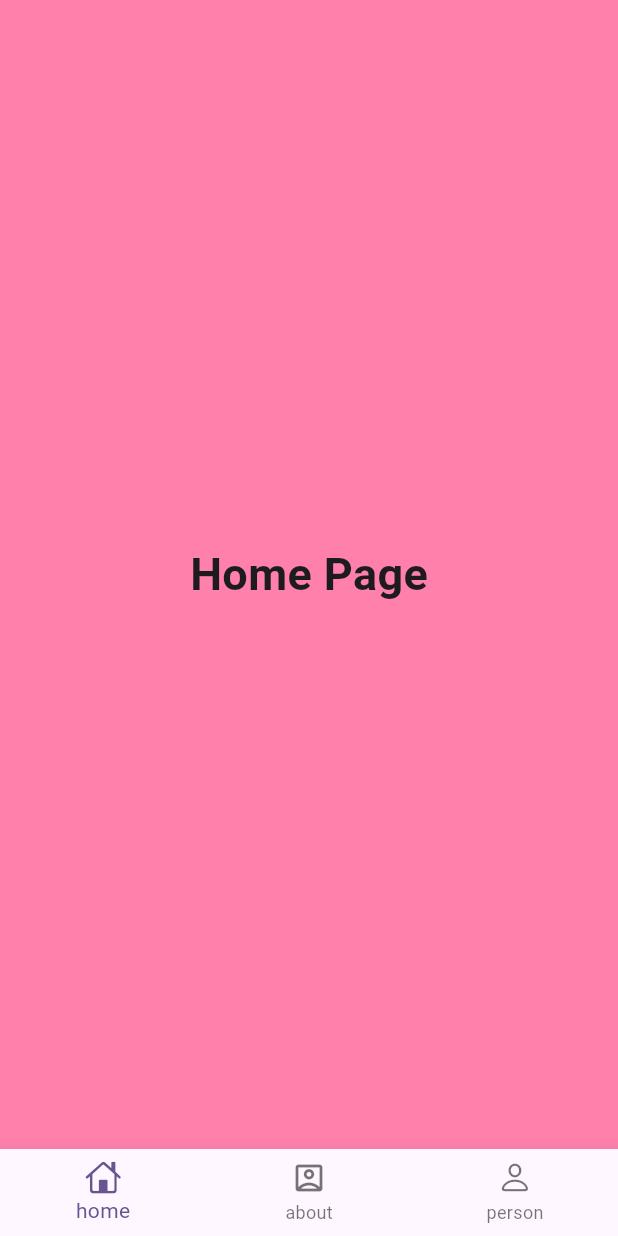
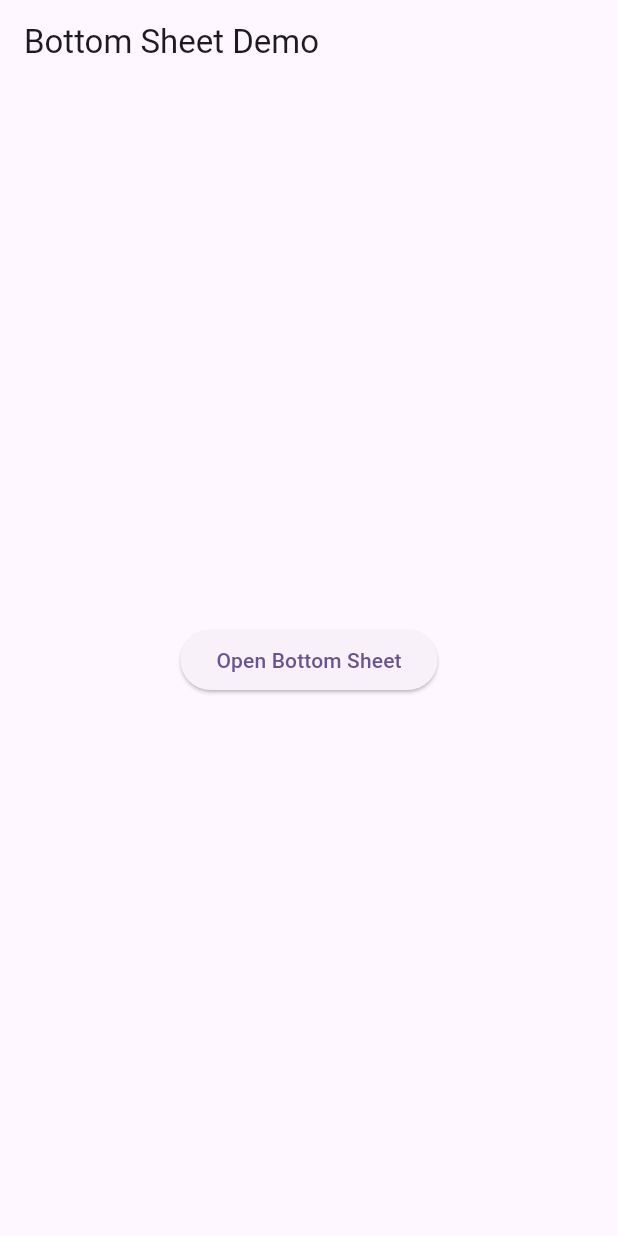
Before and after one commit to KUNJ-CP23/Flutter, a Flutter app: the screen it shows after launch, on a phone screen of 412 x 824 dp. Run offline on Flutter 3.47's test engine with Material 3 defaults, Android fonts, the phone set to English and light mode, and no system bars.

Commit message:
bottomshee

```diff
--- a/lib/lab_13/bottomvadisheet_1.dart
+++ b/lib/lab_13/bottomvadisheet_1.dart
@@ -31,4 +31,46 @@
 //     );
 //   }
 // }
-//
+import 'package:flutter/cupertino.dart';
+import 'package:flutter/material.dart';
+
+class Bottomvadisheet1 extends StatefulWidget {
+  const Bottomvadisheet1({super.key});
+
+  @override
+  State<Bottomvadisheet1> createState() => _Bottomvadisheet1State();
+}
+
+class _Bottomvadisheet1State extends State<Bottomvadisheet1> {
+  // Function to handle the icon button press inside the bottom sheet
+  void onPressed() {
+    print("Icon Button Pressed");
+  }
+
+  @override
+  Widget build(BuildContext context) {
+    return Scaffold(
+      appBar: AppBar(
+        title: Text("Bottom Sheet Demo"),
+      ),
+      body: Center(
+        child: ElevatedButton(
+          onPressed: () {
+            showModalBottomSheet(
+              context: context,
+              builder: (context) {
+                return Center(
+                  child: IconButton(
+                    onPressed: onPressed, // Handle the button press
+                    icon: Icon(Icons.access_alarm), // Example icon
+                  ),
+                );
+              },
+            );
+          },
+          child: Text("Open Bottom Sheet"),
+        ),
+      ),
+    );
+  }
+}
--- a/lib/main.dart
+++ b/lib/main.dart
@@ -5,6 +5,7 @@ import 'package:labprogram/cruddemobymyself/cruddemo.dart';
 import 'package:labprogram/lab_11/grid_list_buttom.dart';
 import 'package:labprogram/lab_12/date_format_3.dart';
 import 'package:labprogram/lab_13/bottom_navigation_bar.dart';
+import 'package:labprogram/lab_13/bottomvadisheet_1.dart';
 import 'package:labprogram/lab_6/1.dart';
 import 'package:labprogram/lab_6/2.dart';
 import 'package:labprogram/lab_6/3_1.dart';
@@ -65,7 +66,7 @@ class MyApp extends StatelessWidget {
         colorScheme: ColorScheme.fromSeed(seedColor: Colors.deepPurple),
         useMaterial3: true,
       ),
-      home: BottomNavigationBar2(),
+      home: Bottomvadisheet1(),
     );
   }
 }
```
